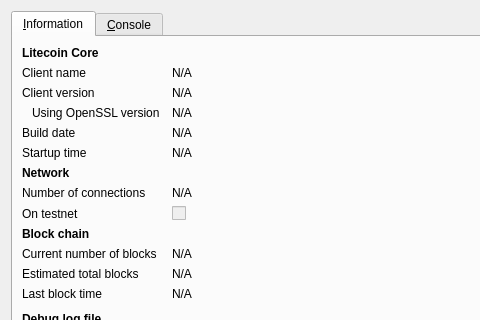
This is libertyCoin-linux/src/qt/forms/rpcconsole.ui in milandashara/libertyCoin as Qt 5 draws it before an edit; both pictures show x 0 to 480 and y 0 to 320 of the 740 by 450 pixel window. The edited form follows.
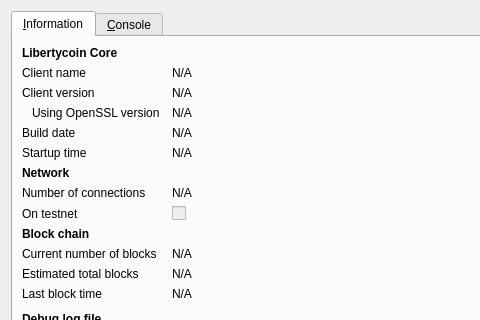
This is the edited form. Icons and pictures are not drawn.

Commit message: Change name from litecoin to libertyCoin

Diff of the .ui file:
```diff
--- a/libertyCoin-linux/src/qt/forms/rpcconsole.ui
+++ b/libertyCoin-linux/src/qt/forms/rpcconsole.ui
@@ -36,7 +36,7 @@
           </font>
          </property>
          <property name="text">
-          <string>Litecoin Core</string>
+          <string>Libertycoin Core</string>
          </property>
         </widget>
        </item>
```
Left out of the diff: 6 changed lines with no effect on the pictures. The commit also changes 60 other files.
